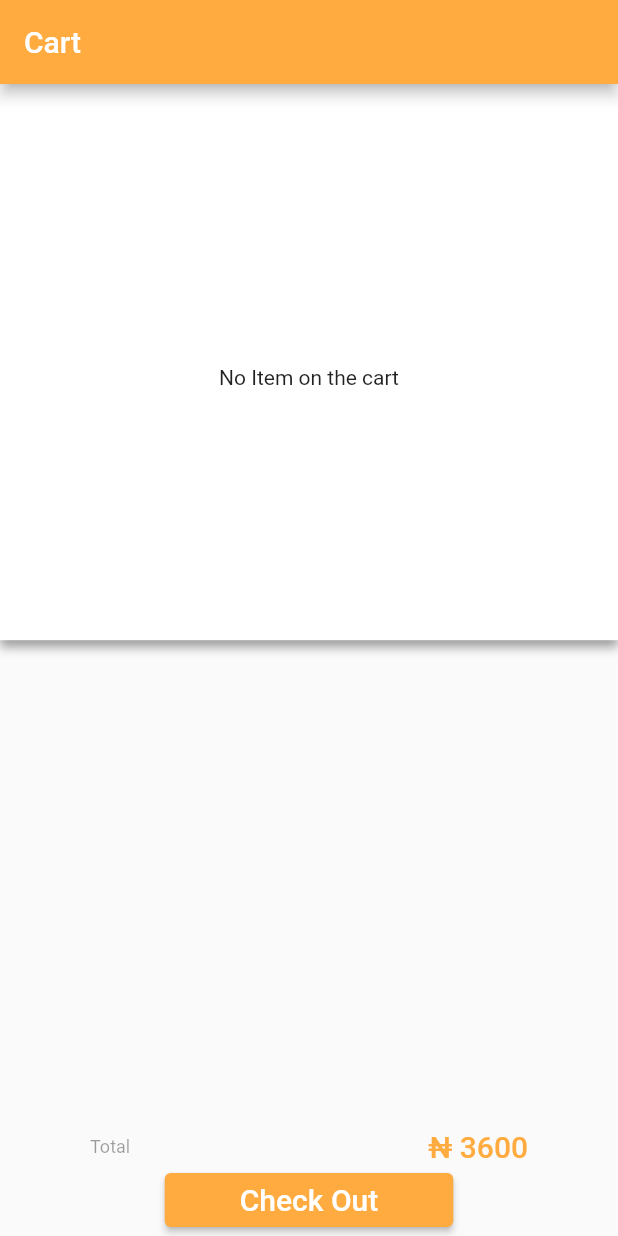
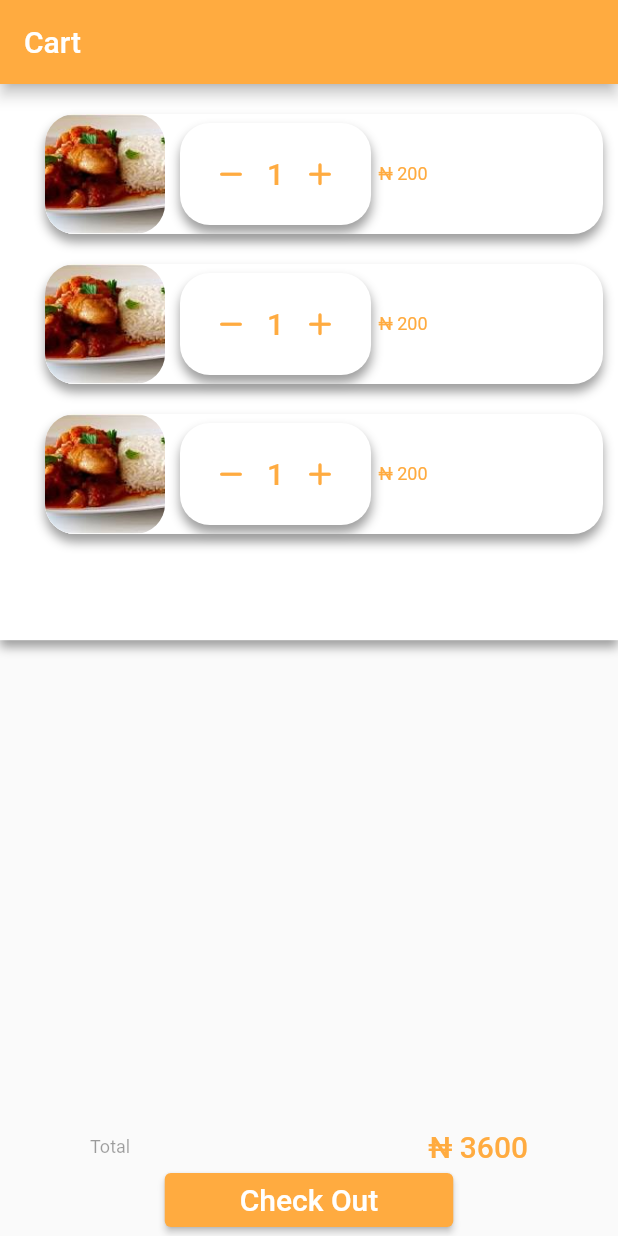
Before and after one commit to JP-Mbaka/Restaurant, a Flutter app: the screen it shows after launch, after a tap on the "shopping cart" icon, on a phone screen of 412 x 824 dp. Run offline on Flutter 3.47's test engine with Material 2 defaults, Android fonts, the phone set to English and light mode, and no system bars; our stand-ins replace firebase_core; missing offline and left inert: dart:ffi; accounts and stored records are empty.

Commit message:
Successfully Got A working list

```diff
--- a/lib/Checkout/chk_list.dart
+++ b/lib/Checkout/chk_list.dart
@@ -1,3 +1,5 @@
+import 'dart:ffi';
+
 import 'package:NatRest/Components.dart';
 import 'package:NatRest/Controller/dbConnect.dart';
 import 'package:NatRest/Controller/dbModel.dart';
@@ -6,27 +8,40 @@ import 'package:flutter/material.dart';
 // import 'package:restaurant_order_app/Controller/dbConnect.dart';
 // import 'package:restaurant_order_app/Controller/dbModel.dart';
 
-class MyCheckList extends StatelessWidget {
-  double? index;
+class MyCheckList extends StatefulWidget {
+  @override
+  State<MyCheckList> createState() => _MyCheckListState();
+}
 
-  MyCheckList({Key? key, this.index}) : super(key: key);
+class _MyCheckListState extends State<MyCheckList> {
+  List<Order> orders = [];
+
+  late Order sample;
+
+  @override
+  void initState() {
+    sample = Order(
+        id: "1",
+        index: "2",
+        foodname: "White Rice",
+        foodprice: "200",
+        qty: "1",
+        total: "3000");
+    orders.add(sample);
+    orders.add(sample);
+    orders.add(sample);
+
+    super.initState();
+  }
 
   @override
   Widget build(BuildContext context) {
-    return FutureBuilder<List<Order>>(
-      future: getOrders(),
-      builder: (BuildContext context, AsyncSnapshot<List<Order>> snapshot) {
-        if (!snapshot.hasData) {
-          return const Center(
-            child: Text('Loading ...'),
-          );
-        }
-        return snapshot.data!.isEmpty
+    return orders.isEmpty
         ? const Center(
             child: Text('No Item on the cart'),
           )
         : ListView(
-                children: snapshot.data!.map((e) {
+            children: orders.map((e) {
               return Container(
                 width: 280,
                 height: 80,
@@ -50,13 +65,12 @@ class MyCheckList extends StatelessWidget {
                             const BorderRadius.all(Radius.circular(20)),
                         image: DecorationImage(
                             fit: BoxFit.cover,
-                                image:
-                                    AssetImage("assets/images/${e.id}.jpeg"))),
+                            image: AssetImage("assets/images/food/${e.id}.jpeg"))),
                   ),
                   Container(
                     margin: const EdgeInsets.only(left: 10),
                     child: QTY(
-                          qty: e.qty,
+                      qty: int.parse(e.qty),
                     ),
                   ),
                   Container(
@@ -70,7 +84,23 @@ class MyCheckList extends StatelessWidget {
               );
             }).toList(),
           );
-      },
-    );
   }
 }
+
+class Order {
+  String id;
+  String index;
+  String foodname;
+  String foodprice;
+  String qty;
+  String total;
+
+  Order({
+    required this.id,
+    required this.index,
+    required this.foodname,
+    required this.foodprice,
+    required this.qty,
+    required this.total,
+  });
+}
--- a/lib/Components.dart
+++ b/lib/Components.dart
@@ -83,66 +83,88 @@ class Add_to_Cart extends StatelessWidget {
   }
 }
 
-class QTY extends StatelessWidget {
+class QTY extends StatefulWidget {
   late int? qty;
 
-  QTY({Key? key, this.qty}) : super(key: key);
+  QTY({Key? key, this.qty = 0}) : super(key: key);
 
-  int add(int i) {
-    return i + 1;
+  @override
+  State<QTY> createState() => _QTYState(qty!);
 }
 
-  int sub(int i) {
-    if (i != 1) {
-      i = i - 1;
-    }
-    return i;
-  }
+class _QTYState extends State<QTY> {
+  int qty = 0;
+  _QTYState(this.qty);
+
+
 
   Widget build(BuildContext context) {
     return Container(
-      padding: EdgeInsets.all(10),
-      decoration: BoxDecoration(
+      padding: const EdgeInsets.all(10),
+      decoration: const BoxDecoration(
         color: Colors.white,
         borderRadius: BorderRadius.all(
           Radius.circular(20),
         ),
-        boxShadow: const [
+        boxShadow: [
           BoxShadow(color: Colors.grey, blurRadius: 5.0, offset: Offset(0, 5)),
         ],
       ),
       child: Row(
-        children: [
-          Container(
-            margin: EdgeInsets.only(right: 15),
-            child: Icon(
+        children: <Widget>[
+          widget.qty != 0
+              ? IconButton(
+                  icon: const Icon(
                     Icons.remove_rounded,
                     size: 25,
                     color: Colors.orangeAccent,
                   ),
-          ),
-          GestureDetector(
-            onTap: () => {sub(qty!)},
-            child: Container(
-              margin: EdgeInsets.only(right: 15),
-              child: BigText(
-                text: qty.toString(),
+                  onPressed: () => setState(() => qty--),
+                )
+              : Container(),
+          // Text(widget.qty.toString()),
+          BigText(
+            text: widget.qty.toString(),
             color: Colors.orangeAccent,
           ),
-            ),
-          ),
-          GestureDetector(
-            onTap: () => {add(qty!)},
-            child: Container(
-              child: Icon(
+          IconButton(
+            icon: const Icon(
               Icons.add_rounded,
               size: 25,
               color: Colors.orangeAccent,
             ),
-            ),
+            onPressed: () => setState(() => qty++),
           ),
         ],
       ),
+
+      // child: Row(
+      //   children: [
+      //     Container(
+      //       margin: EdgeInsets.only(right: 15),
+      //       child: Icon(
+      //         Icons.remove_rounded,
+      //         size: 25,
+      //         color: Colors.orangeAccent,
+      //       ),
+      //     ),
+      //     GestureDetector(
+      //       onTap: () {},
+      //       child: Container(
+      //         margin: EdgeInsets.only(right: 15),
+      //         child: BigText(
+      //           text: qty.toString(),
+      //           color: Colors.orangeAccent,
+      //         ),
+      //       ),
+      //     ),
+      //     Icon(
+      //       Icons.add_rounded,
+      //       size: 25,
+      //       color: Colors.orangeAccent,
+      //     ),
+      //   ],
+      // ),
     );
   }
 }
--- a/lib/Controller/dbConnect.dart
+++ b/lib/Controller/dbConnect.dart
@@ -1,43 +1,170 @@
-import 'dart:io';
+// import 'dart:io';
+// import 'package:NatRest/Controller/dbModel.dart';
+// import 'package:cloud_firestore/cloud_firestore.dart';
+// import 'package:path_provider/path_provider.dart';
+// import 'package:sqflite/sqflite.dart';
+// import 'package:path/path.dart';
 
-import 'package:NatRest/Controller/dbModel.dart';
-import 'package:path_provider/path_provider.dart';
-// import 'package:restaurant_order_app/Controller/dbModel.dart';
-import 'package:sqflite/sqflite.dart';
-import 'package:path/path.dart';
-import 'package:collection/collection.dart';
+// class OrderDatabase {
+//   static Stream<List<Order>> readUsers() => FirebaseFirestore.instance
+//       .collection('nat')
+//       .snapshots()
+//       .map((event) => event.docs.map((e) => Order.fromJson(e.data())).toList());
 
-class DatabaseHelper {
-  DatabaseHelper._privateConstructor();
-  static final DatabaseHelper instance = DatabaseHelper._privateConstructor();
+//   static final OrderDatabase instance = OrderDatabase._init();
 
-  static Database? _database;
-  Future<Database> get database async => _database ??= await _initDatabase();
+//   static Database? _database;
 
-  Future<Database> _initDatabase() async {
-    Directory documentsDirectory = await getApplicationDocumentsDirectory();
-    String path = join(documentsDirectory.path, 'natOrder.db');
-    return await openDatabase(path, version: 1, onCreate: _onCreate);
-  }
-}
+//   OrderDatabase._init();
 
-Future _onCreate(Database db, int version) async {
-  await db.execute('''
-  CREATE TABLE "order" (
-	index	INTEGER,
-	id	INTEGER,
-	foodname	TEXT,
-	foodprice	TEXT,
-	qty	INTEGER,
-	total	INTEGER
-)
-''');
-}
+//   Future<Database?> get database async {
+//     if (_database != null) return _database!;
 
-Future<List<Order>> getOrders() async {
-  Database db = await DatabaseHelper.instance.database;
-  var orders = await db.query('order', orderBy: 'index');
-  List<Order> orderList =
-      orders.isNotEmpty ? orders.map((e) => Order.fromMap(e)).toList() : [];
-  return orderList;
-}
+//     _database = await _initDB('nat.db');
+
+//     return _database;
+//   }
+
+//   Future<Database> _initDB(String filePath) async {
+//     final dbPath = await getDatabasesPath();
+//     final path = join(dbPath, filePath);
+
+//     return await openDatabase(path, version: 1, onCreate: _createDB);
+//   }
+
+//   Future _createDB(Database db, int version) async {
+//     final idType = 'INTEGER PRIMARY KEY';
+//     final intType = 'INTEGER NOT NULL';
+//     final textType = 'TEXT NOT NULL';
+
+//     //   await db.execute('''
+//     // CREATE TABLE $tableOrder (
+//     // ${OrderFields.id} $idType,
+//     // ${OrderFields.index} $intType,
+//     // ${OrderFields.foodname} $textType,
+//     // ${OrderFields.foodprice} $textType,
+//     // ${OrderFields.qty} $intType,
+//     // ${OrderFields.total} $intType,
+//     // )
+//     // ''');
+//     await db.rawQuery('''create table $tableOrder(
+//         ${OrderFields.id} $idType,
+//         ${OrderFields.index} $intType,
+//         ${OrderFields.foodname} $textType,
+//         ${OrderFields.foodprice} $textType,
+//         ${OrderFields.qty} $intType,
+//         ${OrderFields.total} $intType );''');
+//   }
+
+//   Future<Order> create(Order order) async {
+//     final db = await instance.database;
+
+//     final id = await db!.insert(tableOrder, order.toJson());
+
+//     return order.copy(id: id);
+//   }
+
+//   Future<List<Order>> readOrder() async {
+//     final db = await instance.database;
+
+//     final results = await db!.query(tableOrder);
+
+//     return results.map((e) => Order.fromJson(e)).toList();
+//   }
+
+//   Future<int> update(Order order) async {
+//     final db = await instance.database;
+
+//     return db!.update(
+//       tableOrder,
+//       order.toJson(),
+//       where: '${OrderFields.index} = ?',
+//       whereArgs: [order.index],
+//     );
+//   }
+
+//   Future<int> delete(int index) async {
+//     final db = await instance.database;
+
+//     return await db!.delete(
+//       tableOrder,
+//       where: '${OrderFields.index} = ?',
+//       whereArgs: [index],
+//     );
+//   }
+
+//   Future close() async {
+//     final db = await instance.database;
+
+//     db!.close();
+//   }
+// }
+
+
+// // Future<Order> getOrder(int id, Database db) async {
+// //   List<Map> results = await db
+// // }
+// // class Order {
+// //   final int? index;
+// //   final int? id;
+// //   final String? foodname;
+// //   final String? foodprice;
+// //   final int? qty;
+// //   final int? total;
+
+// //   Order(
+// //       {this.index,
+// //       this.id,
+// //       this.foodname,
+// //       this.foodprice,
+// //       this.qty,
+// //       this.total});
+
+// //   factory Order.fromMap(Map<String, dynamic> json) => Order(
+// //       index: json['index'],
+// //       id: json['id'],
+// //       foodname: json['foodname'],
+// //       foodprice: json['foodprice'],
+// //       qty: json['qty'],
+// //       total: json['total']);
+
+// //   Map<String, dynamic> toMap() {
+// //     return {
+// //       'index': index,
+// //       'id': id,
+// //       'foodname': foodname,
+// //       'foodprice': foodprice,
+// //       'qty': qty,
+// //       'total': total,
+// //     };
+// //   }
+// // }
+
+// // class DatabaseHelper {
+// //   DatabaseHelper._privateConstructor();
+// //   static final DatabaseHelper instance = DatabaseHelper._privateConstructor();
+
+// //   static Database? _database;
+// //   Future<Database> get database async => _database ??= await _initDatabase();
+
+// //   Future<Database> _initDatabase() async {
+// //     Directory documentsDirectory = await getApplicationDocumentsDirectory();
+// //     String path = join(documentsDirectory.path, 'natOrder.db');
+// //     return await openDatabase(path, version: 1, onCreate: _onCreate);
+// //   }
+// // }
+
+// // Future _onCreate(Database db, int version) async {
+// //   await db.execute('CREATE TABLE order (index	INTEGER PRIMARY KEY, id	INTEGER,foodname	TEXT, foodprice	TEXT, qty	INTEGER, total	INTEGER)');
+// //   // await db.execute(
+// //   //   "CREATE TABLE books(id INTEGER PRIMARY KEY, title TEXT, price INTEGER)",
+// //   // );
+// // }
+
+// // Future<List<Order>> getOrders() async {
+// //   Database db = await DatabaseHelper.instance.database;
+// //   var orders = await db.query('order');
+// //   List<Order> orderList =
+// //       orders.isNotEmpty ? orders.map((e) => Order.fromMap(e)).toList() : [];
+// //   return orderList;
+// // }
--- a/lib/Controller/dbModel.dart
+++ b/lib/Controller/dbModel.dart
@@ -1,35 +1,140 @@
-class Order {
-  final int? index;
-  final int? id;
-  final String? foodname;
-  final String? foodprice;
-  final int? qty;
-  final int? total;
+// class Orderfields {
 
-  Order(
-      {this.index,
-      this.id,
-      this.foodname,
-      this.foodprice,
-      this.qty,
-      this.total});
+// }
 
-  factory Order.fromMap(Map<String, dynamic> json) => Order(
-      index: json['index'],
-      id: json['id'],
-      foodname: json['foodname'],
-      foodprice: json['foodname'],
-      qty: json['qty'],
-      total: json['total']);
 
-  Map<String, dynamic> toMap() {
-    return {
-      'index': index,
-      'id': id,
-      'foodname': foodname,
-      'foodprice': foodprice,
-      'qty': qty,
-      'total': total,
-    };
-  }
-}
+
+
+
+
+
+// final String tableOrder = 'order';
+
+// class OrderFields {
+//   static final List<String> values = [
+//     id,
+//     index,
+//     foodname,
+//     foodprice,
+//     qty,
+//     total,
+//   ];
+
+//   static final String id = "id";
+//   static final String index = "index";
+//   static final String foodname = "foodname";
+//   static final String foodprice = "foodprice";
+//   static final String qty = "qty";
+//   static final String total = "total";
+// }
+
+// class Order {
+//   final int? id;
+//   final int index;
+//   final String foodname;
+//   final String foodprice;
+//   final int qty;
+//   final int total;
+
+//   const Order({
+//     this.id,
+//     required this.index,
+//     required this.foodname,
+//     required this.foodprice,
+//     required this.qty,
+//     required this.total,
+//   });
+
+//   Order copy({
+//     int? id,
+//     int? index,
+//     String? foodname,
+//     String? foodprice,
+//     int? qty,
+//     int? total,
+//   }) =>
+//       Order(
+//         id: id ?? this.id,
+//         index: index ?? this.index,
+//         foodname: foodname ?? this.foodname,
+//         foodprice: foodprice ?? this.foodprice,
+//         qty: qty ?? this.qty,
+//         total: total ?? this.qty,
+//       );
+
+//   static Order fromJson(Map<String, Object?> json) => Order(
+//       id: json[OrderFields.id] as int?,
+//       index: json[OrderFields.index] as int,
+//       foodname: json[OrderFields.foodname] as String,
+//       foodprice: json[OrderFields.foodprice] as String,
+//       qty: json[OrderFields.qty] as int,
+//       total: json[OrderFields.total] as int);
+
+//   Map<String, Object?> toJson() => {
+//         OrderFields.id: id,
+//         OrderFields.index: index,
+//         OrderFields.foodname: foodname,
+//         OrderFields.foodprice: foodprice,
+//         OrderFields.qty: qty,
+//         OrderFields.total: total
+//       };
+// }
+
+
+
+
+
+
+
+
+
+
+
+
+
+
+
+
+
+
+
+
+
+
+
+
+// // class Order {
+// //   final int? index;
+// //   final int? id;
+// //   final String? foodname;
+// //   final String? foodprice;
+// //   final int? qty;
+// //   final int? total;
+
+// //   Order(
+// //       {this.index,
+// //       this.id,
+// //       this.foodname,
+// //       this.foodprice,
+// //       this.qty,
+// //       this.total});
+
+// //   factory Order.fromMap(Map<String, dynamic> json) => Order(
+// //       index: json['index'],
+// //       id: json['id'],
+// //       foodname: json['foodname'],
+// //       foodprice: json['foodname'],
+// //       qty: json['qty'],
+// //       total: json['total']);
+
+// //   Map<String, dynamic> toMap() {
+// //     return {
+// //       'index': index,
+// //       'id': id,
+// //       'foodname': foodname,
+// //       'foodprice': foodprice,
+// //       'qty': qty,
+// //       'total': total,
+// //     };
+// //   }
+// // }
--- a/lib/ItemView/item_body.dart
+++ b/lib/ItemView/item_body.dart
@@ -131,6 +131,8 @@ class ItemBody extends StatelessWidget {
                           qty: qty,
                         ),
                       ),
+
+                      //Here we write to the database once food is added to the cart, we will wrap it inside Gesturedetector
                       Container(
                         margin: EdgeInsets.only(left: 10),
                         child: Add_to_Cart(
--- a/lib/main.dart
+++ b/lib/main.dart
@@ -1,9 +1,15 @@
 import 'package:flutter/material.dart';
+import 'Controller/dbModel.dart';
 import 'Dashboard/main_dashboard.dart';
+import 'package:firebase_core/firebase_core.dart';
 
 // import 'ItemView/main_item_view.dart';
 
 void main() {
-  WidgetsFlutterBinding.ensureInitialized();
   runApp(const Homeview());
+  // Orderfields.orders;
+
+
+
+  //persons.add(Person(id:"1", name:"Hari Prasad Chaudhary", phone:"9812122233", address:"Kathmandu, Nepal"));
 }
--- a/pubspec.yaml
+++ b/pubspec.yaml
@@ -31,11 +31,14 @@ dependencies:
     sdk: flutter
   sqflite: any
   path_provider: any
+  intl: any
 
 
   # The following adds the Cupertino Icons font to your application.
   # Use with the CupertinoIcons class for iOS style icons.
   cupertino_icons: ^1.0.2
+
+  cloud_firestore: any
 
 dev_dependencies:
   flutter_test:
```
Also changed, not shown: pubspec.lock, 4 other files. Lines whose indentation alone changed are shown as unchanged.
